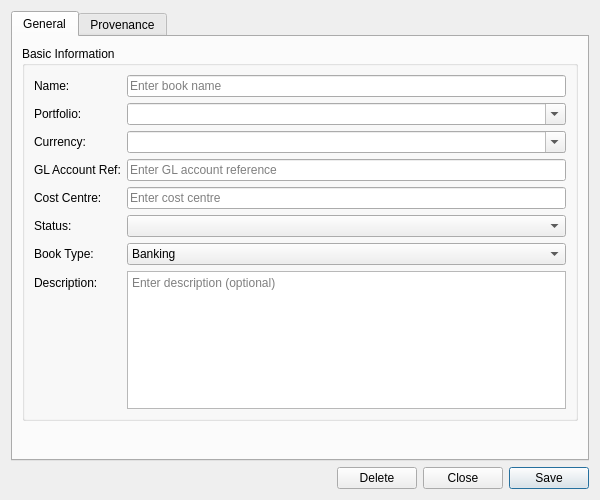
Before: the Qt Designer form projects/ores.qt/ui/BookDetailDialog.ui in OreStudio/OreStudio, drawn with Qt 5.
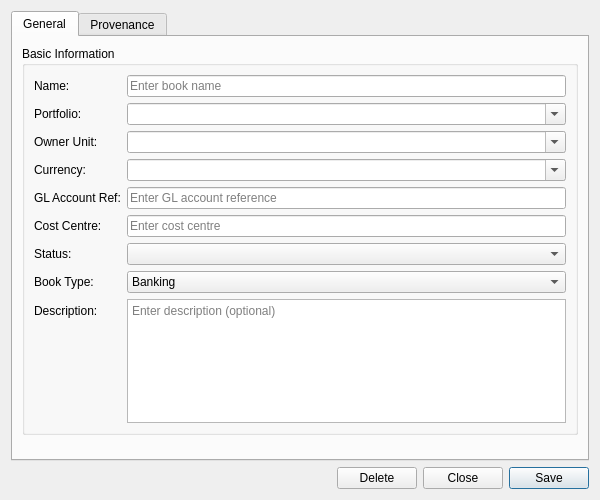
After: the same form once the commit is applied. Custom widgets are drawn as their Qt base class.

Commit message:
[qt] Add owner unit selector to Book dialog
Add an Owner Unit combo box to BookDetailDialog that is populated with
all active business units. Supports optional selection (none) and maps
the selection to book.owner_unit_id. Also add fetch_business_unit_entries
helper to LookupFetcher for reuse across dialogs.

Patch:
```diff
--- a/projects/ores.qt/ui/BookDetailDialog.ui
+++ b/projects/ores.qt/ui/BookDetailDialog.ui
@@ -67,65 +67,79 @@
            </widget>
           </item>
           <item row="2" column="0">
+           <widget class="QLabel" name="label_ownerUnitCombo">
+            <property name="text">
+             <string>Owner Unit:</string>
+            </property>
+           </widget>
+          </item>
+          <item row="2" column="1">
+           <widget class="QComboBox" name="ownerUnitCombo">
+            <property name="editable">
+             <bool>true</bool>
+            </property>
+           </widget>
+          </item>
+          <item row="3" column="0">
            <widget class="QLabel" name="label_ledgerCcyCombo">
             <property name="text">
              <string>Currency:</string>
             </property>
            </widget>
           </item>
-          <item row="2" column="1">
+          <item row="3" column="1">
            <widget class="QComboBox" name="ledgerCcyCombo">
             <property name="editable">
              <bool>true</bool>
             </property>
            </widget>
           </item>
-          <item row="3" column="0">
+          <item row="4" column="0">
            <widget class="QLabel" name="label_glAccountRefEdit">
             <property name="text">
              <string>GL Account Ref:</string>
             </property>
            </widget>
           </item>
-          <item row="3" column="1">
+          <item row="4" column="1">
            <widget class="QLineEdit" name="glAccountRefEdit">
             <property name="placeholderText">
              <string>Enter GL account reference</string>
             </property>
            </widget>
           </item>
-          <item row="4" column="0">
+          <item row="5" column="0">
            <widget class="QLabel" name="label_costCentreEdit">
             <property name="text">
              <string>Cost Centre:</string>
             </property>
            </widget>
           </item>
-          <item row="4" column="1">
+          <item row="5" column="1">
            <widget class="QLineEdit" name="costCenterEdit">
             <property name="placeholderText">
              <string>Enter cost centre</string>
             </property>
            </widget>
           </item>
-          <item row="5" column="0">
+          <item row="6" column="0">
            <widget class="QLabel" name="label_bookStatusCombo">
             <property name="text">
              <string>Status:</string>
             </property>
            </widget>
           </item>
-          <item row="5" column="1">
+          <item row="6" column="1">
            <widget class="QComboBox" name="bookStatusCombo"/>
           </item>
-          <item row="6" column="0">
+          <item row="7" column="0">
            <widget class="QLabel" name="label_bookTypeCombo">
             <property name="text">
              <string>Book Type:</string>
             </property>
            </widget>
           </item>
-          <item row="6" column="1">
+          <item row="7" column="1">
            <widget class="QComboBox" name="bookTypeCombo">
             <item>
              <property name="text">
@@ -139,14 +153,14 @@
             </item>
            </widget>
           </item>
-          <item row="7" column="0">
+          <item row="8" column="0">
            <widget class="QLabel" name="label_descriptionEdit">
             <property name="text">
              <string>Description:</string>
             </property>
            </widget>
           </item>
-          <item row="7" column="1">
+          <item row="8" column="1">
            <widget class="QPlainTextEdit" name="descriptionEdit">
             <property name="minimumSize">
              <size>
```
The commit also changes 4 other files.
